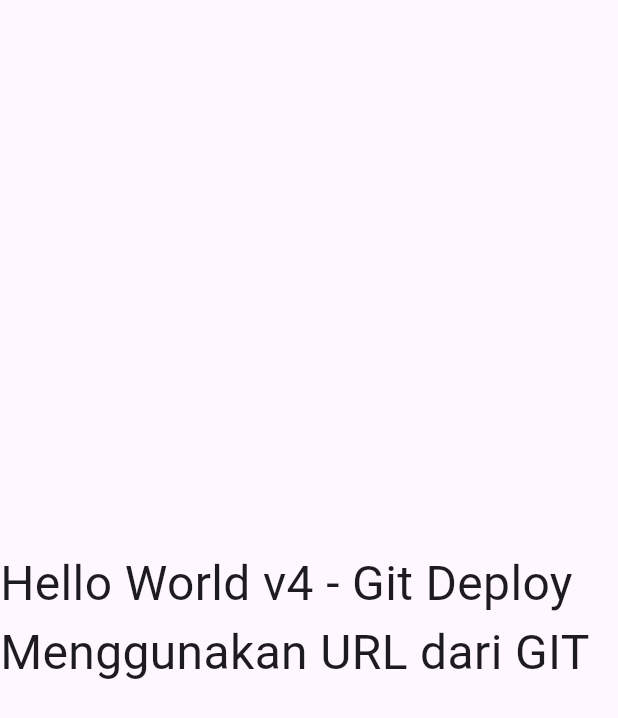
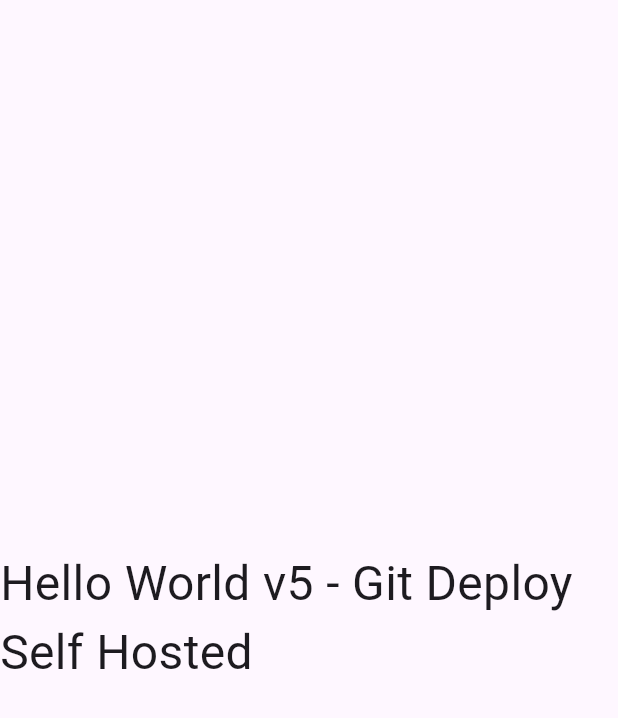
Before and after one commit to mfebrihariyadi/hello-devops-flutter, a Flutter app: the screen it shows after launch, on a phone screen of 412 x 824 dp. Shown: the top 718 px of the screen. Run offline on Flutter 3.47's test engine with Material 3 defaults, Android fonts, the phone set to English and light mode, and no system bars.

```diff
--- a/lib/main.dart
+++ b/lib/main.dart
@@ -11,9 +11,7 @@ class MyApp extends StatelessWidget {
   Widget build(BuildContext context) {
     return MaterialApp(
       home: Scaffold(
-        body: Center(
-          child: Text('Hello World v4 - Git Deploy Menggunakan URL dari GIT', style: TextStyle(fontSize: 32)),
-        ),
+        body: Center(child: Text('Hello World v5 - Git Deploy Self Hosted', style: TextStyle(fontSize: 32))),
       ),
     );
   }
```
Also changed, not shown: 1 other file.
